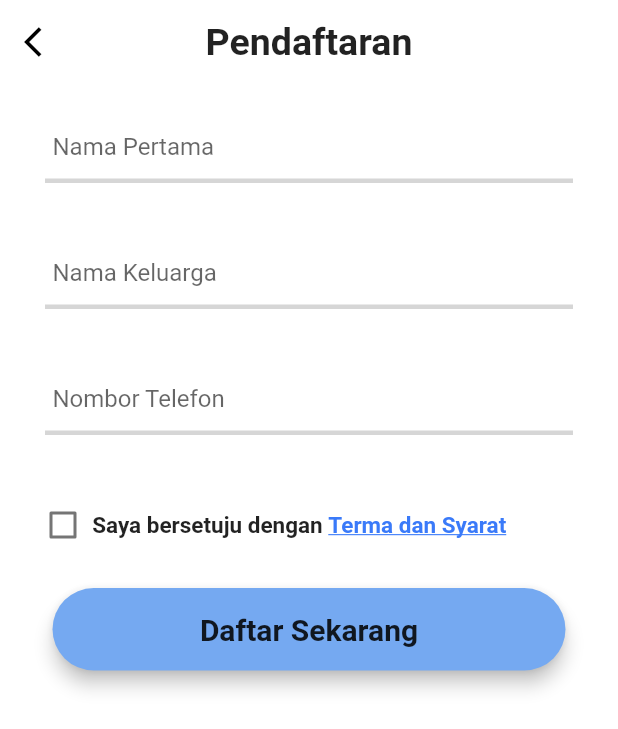
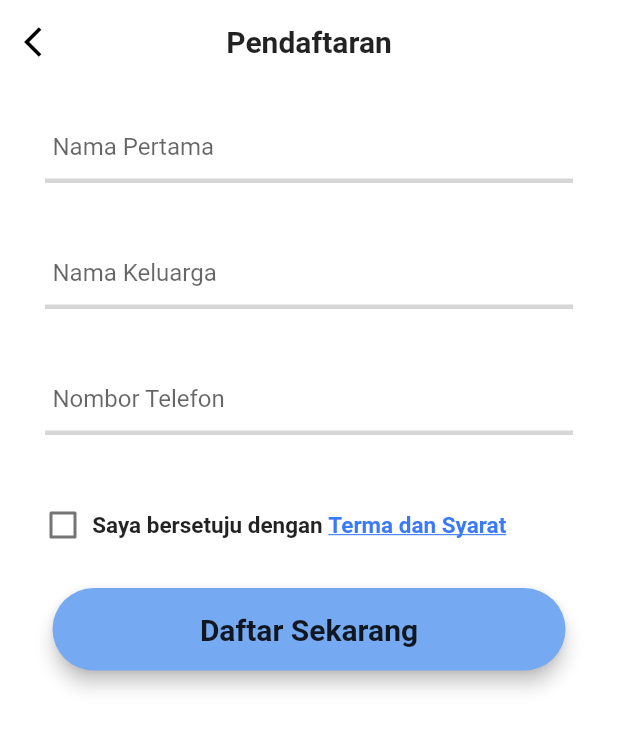
Before and after one commit to Hunzisong/DITE, a Flutter app: the SignUpPage screen opened directly, on a phone screen of 412 x 824 dp. Shown: the top 729 px of the screen. Run offline on Flutter 3.47's test engine with Material 2 defaults, Android fonts, the phone set to English and light mode, and no system bars; our stand-ins replace firebase_auth, modal_progress_hud, permission_handler; missing offline and left inert: agora_rtc_engine; accounts and stored records are empty; network calls fail.

Commit message:
UPDATE: added more options for constants file

```diff
--- a/lib/constants.dart
+++ b/lib/constants.dart
@@ -20,14 +20,17 @@ class Dimensions {
   static double d_30 = 30.0;
   static double d_45 = 45.0;
   static double d_65 = 65.0;
+  static double d_85 = 85.0;
   static double d_100 = 100.0;
   static double d_140 = 140.0;
   static double d_280 = 280.0;
 }
 
 class FontSizes {
-  static double title = 25.0;
+  static double mainTitle = 25.0;
+  static double title = 20.0;
   static double buttonText = 20.0;
+  static double biggerText = 18.0;
   static double normal = 16.0;
   static double smallerText = 15.0;
 }
@@ -40,7 +43,7 @@ class Colours {
   static Color lightOrange = Color(0xFFFFE2D8);
   static Color orange = Color(0xFFFFA382);
   static Color grey = Colors.grey[350];
-  static Color darkGrey = Colors.grey[600];
+  static Color darkGrey = Colors.grey[800];
   static Color black = Colors.black87;
   static Color success = Color(0xFF0AC380);
   static Color fail = Colors.redAccent;
```
